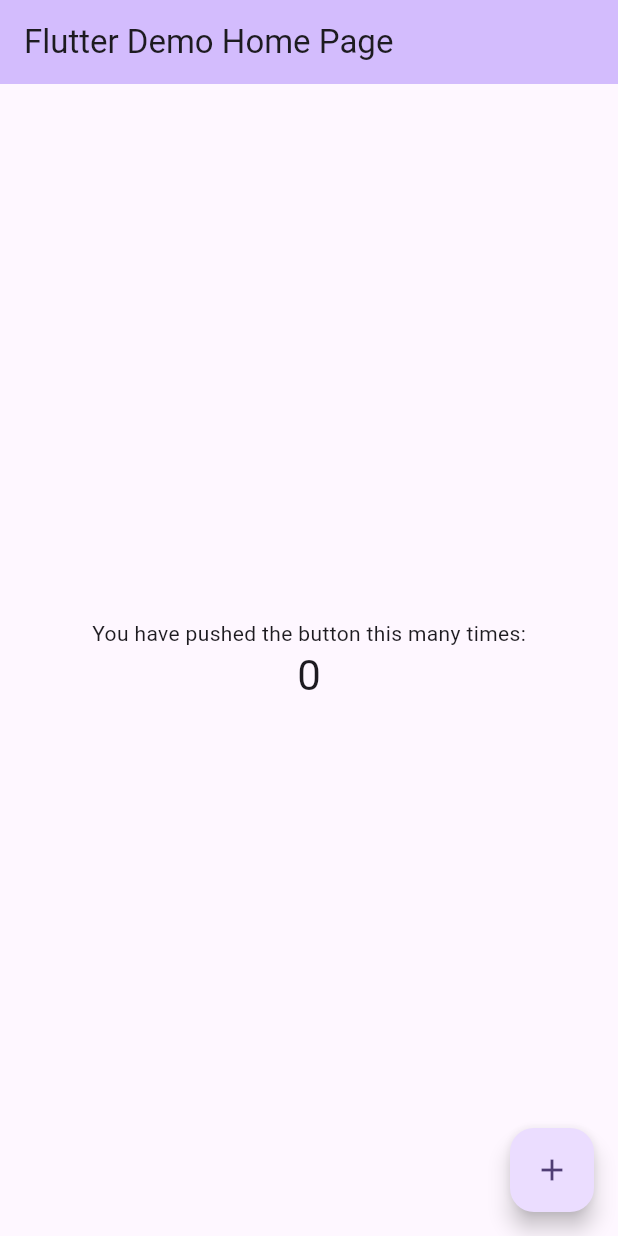
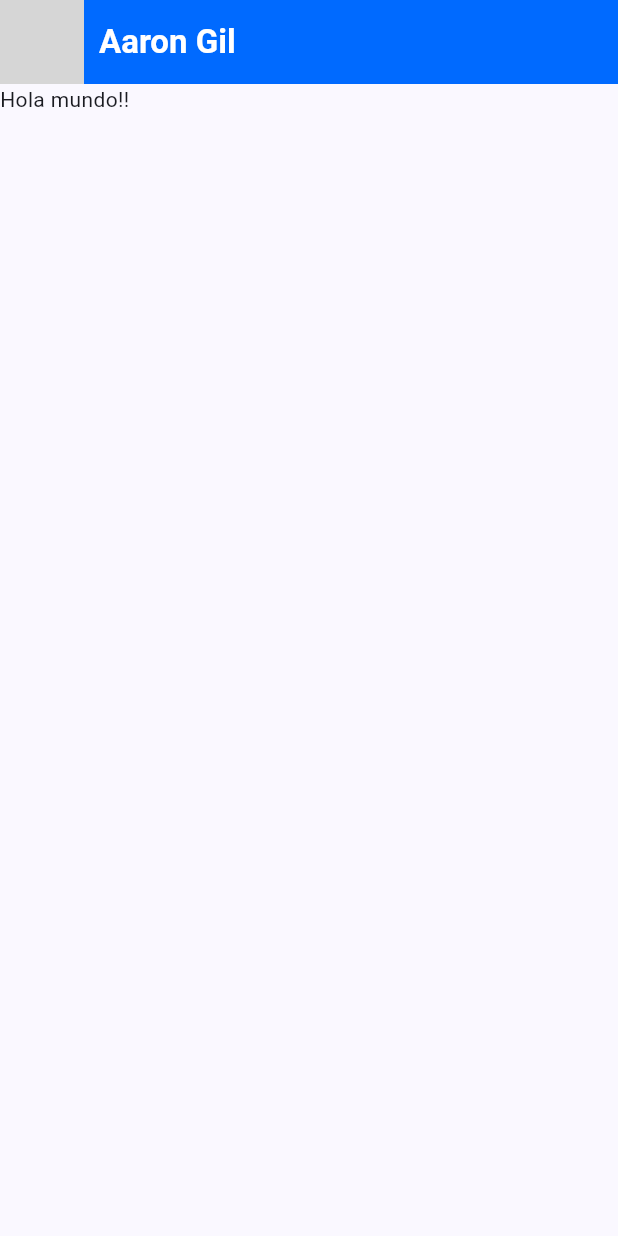
Before and after one commit to htlgil41/Talk_to_aaron, a Flutter app: the screen it shows after launch, on a phone screen of 412 x 824 dp. Run offline on Flutter 3.47's test engine with Material 3 defaults, Android fonts, the phone set to English and light mode, and no system bars; network calls fail; grey boxes are pictures that could not be loaded.

Commit message:
Se agrego el tema y establecio el appbar de la app

```diff
--- /dev/null
+++ b/lib/config/themes/first_themem3.dart
@@ -0,0 +1,10 @@
+import 'package:flutter/material.dart';
+
+class FirstThemem3 {
+  ThemeData theme() {
+    return ThemeData(
+      useMaterial3: true,
+      colorSchemeSeed: Color.fromRGBO(0, 106, 255, 1),
+    );
+  }
+}
--- a/lib/main.dart
+++ b/lib/main.dart
@@ -1,4 +1,6 @@
 import 'package:flutter/material.dart';
+import 'package:talk_to_aaron/config/themes/first_themem3.dart';
+import 'package:talk_to_aaron/presentations/screens/chat/chat_screen.dart';
 
 void main() {
   runApp(const MyApp());
@@ -7,116 +9,13 @@ void main() {
 class MyApp extends StatelessWidget {
   const MyApp({super.key});
 
-  // This widget is the root of your application.
   @override
   Widget build(BuildContext context) {
     return MaterialApp(
-      title: 'Flutter Demo',
-      theme: ThemeData(
-        // This is the theme of your application.
-        //
-        // TRY THIS: Try running your application with "flutter run". You'll see
-        // the application has a purple toolbar. Then, without quitting the app,
-        // try changing the seedColor in the colorScheme below to Colors.green
-        // and then invoke "hot reload" (save your changes or press the "hot
-        // reload" button in a Flutter-supported IDE, or press "r" if you used
-        // the command line to start the app).
-        //
-        // Notice that the counter didn't reset back to zero; the application
-        // state is not lost during the reload. To reset the state, use hot
-        // restart instead.
-        //
-        // This works for code too, not just values: Most code changes can be
-        // tested with just a hot reload.
-        colorScheme: .fromSeed(seedColor: Colors.deepPurple),
-      ),
-      home: const MyHomePage(title: 'Flutter Demo Home Page'),
+      debugShowCheckedModeBanner: false,
+      title: 'Talko to Aaron',
+      theme: FirstThemem3().theme(),
+      home: ChatScreen(),
     );
   }
 }
-
-class MyHomePage extends StatefulWidget {
-  const MyHomePage({super.key, required this.title});
-
-  // This widget is the home page of your application. It is stateful, meaning
-  // that it has a State object (defined below) that contains fields that affect
-  // how it looks.
-
-  // This class is the configuration for the state. It holds the values (in this
-  // case the title) provided by the parent (in this case the App widget) and
-  // used by the build method of the State. Fields in a Widget subclass are
-  // always marked "final".
-
-  final String title;
-
-  @override
-  State<MyHomePage> createState() => _MyHomePageState();
-}
-
-class _MyHomePageState extends State<MyHomePage> {
-  int _counter = 0;
-
-  void _incrementCounter() {
-    setState(() {
-      // This call to setState tells the Flutter framework that something has
-      // changed in this State, which causes it to rerun the build method below
-      // so that the display can reflect the updated values. If we changed
-      // _counter without calling setState(), then the build method would not be
-      // called again, and so nothing would appear to happen.
-      _counter++;
-    });
-  }
-
-  @override
-  Widget build(BuildContext context) {
-    // This method is rerun every time setState is called, for instance as done
-    // by the _incrementCounter method above.
-    //
-    // The Flutter framework has been optimized to make rerunning build methods
-    // fast, so that you can just rebuild anything that needs updating rather
-    // than having to individually change instances of widgets.
-    return Scaffold(
-      appBar: AppBar(
-        // TRY THIS: Try changing the color here to a specific color (to
-        // Colors.amber, perhaps?) and trigger a hot reload to see the AppBar
-        // change color while the other colors stay the same.
-        backgroundColor: Theme.of(context).colorScheme.inversePrimary,
-        // Here we take the value from the MyHomePage object that was created by
-        // the App.build method, and use it to set our appbar title.
-        title: Text(widget.title),
-      ),
-      body: Center(
-        // Center is a layout widget. It takes a single child and positions it
-        // in the middle of the parent.
-        child: Column(
-          // Column is also a layout widget. It takes a list of children and
-          // arranges them vertically. By default, it sizes itself to fit its
-          // children horizontally, and tries to be as tall as its parent.
-          //
-          // Column has various properties to control how it sizes itself and
-          // how it positions its children. Here we use mainAxisAlignment to
-          // center the children vertically; the main axis here is the vertical
-          // axis because Columns are vertical (the cross axis would be
-          // horizontal).
-          //
-          // TRY THIS: Invoke "debug painting" (choose the "Toggle Debug Paint"
-          // action in the IDE, or press "p" in the console), to see the
-          // wireframe for each widget.
-          mainAxisAlignment: .center,
-          children: [
-            const Text('You have pushed the button this many times:'),
-            Text(
-              '$_counter',
-              style: Theme.of(context).textTheme.headlineMedium,
-            ),
-          ],
-        ),
-      ),
-      floatingActionButton: FloatingActionButton(
-        onPressed: _incrementCounter,
-        tooltip: 'Increment',
-        child: const Icon(Icons.add),
-      ),
-    );
-  }
-}
--- /dev/null
+++ b/lib/presentations/screens/chat/chat_screen.dart
@@ -0,0 +1,25 @@
+import 'package:flutter/material.dart';
+
+class ChatScreen extends StatelessWidget {
+  const ChatScreen({super.key});
+
+  @override
+  Widget build(BuildContext context) {
+    return Scaffold(
+      appBar: AppBar(
+        titleSpacing: 10,
+        backgroundColor: Color.fromRGBO(0, 106, 255, 1),
+        leading: CircleAvatar(
+          backgroundImage: NetworkImage(
+            "https://m.media-amazon.com/images/S/amzn-author-media-prod/3lilb0bc44m73is0rkai1ovbu0._SY450_CR0%2C0%2C450%2C450_.jpg",
+          ),
+        ),
+        title: Text(
+          "Aaron Gil",
+          style: TextStyle(color: Colors.white, fontWeight: FontWeight.bold),
+        ),
+      ),
+      body: Text("Hola mundo!!"),
+    );
+  }
+}
```
